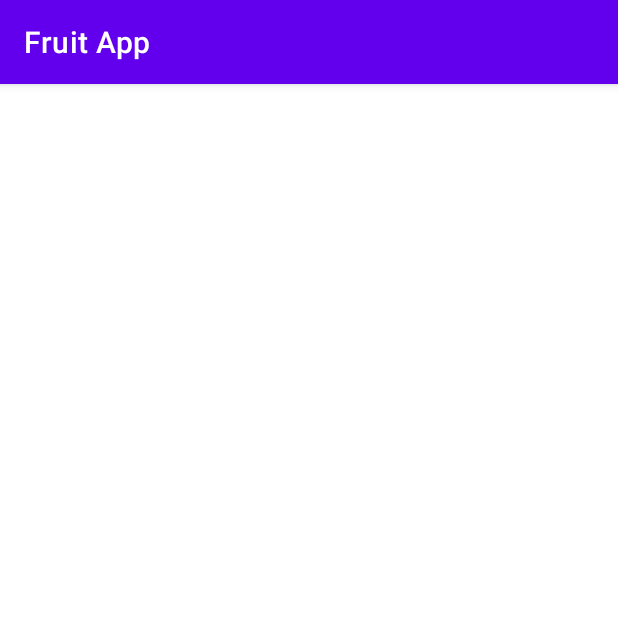
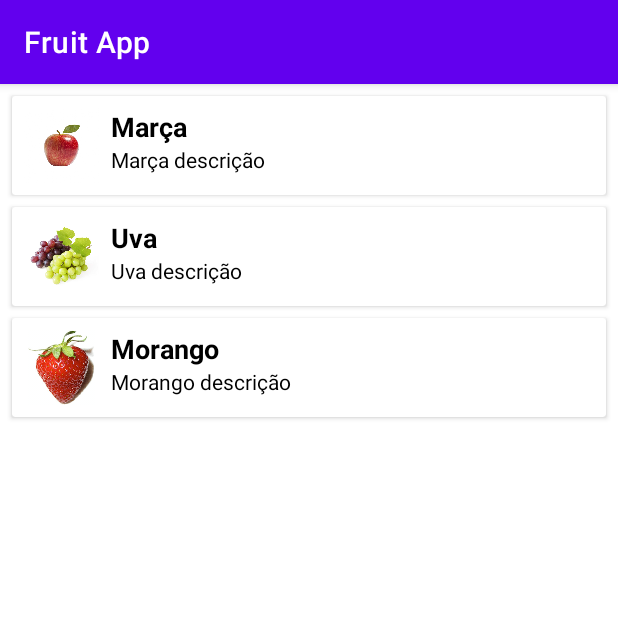
Before and after one commit to dvdt101/Fruit_app, an Android app: the screen it shows after launch (MainActivity), on a phone screen of 412 x 824 dp, the top half of it. Run offline under Robolectric (Android 15) with nearby library versions, the phone set to English and light mode, and no system bars.

Commit message:
Implemetando Recycler view

```diff
--- /dev/null
+++ b/app/src/main/java/com/cesardev/fruitapp/FruitAdapter.kt
@@ -0,0 +1,35 @@
+package com.cesardev.fruitapp
+
+import android.content.Context
+import android.view.LayoutInflater
+import android.view.View
+import android.view.ViewGroup
+import android.widget.ImageView
+import android.widget.TextView
+import androidx.recyclerview.widget.RecyclerView
+import java.security.AccessControlContext
+
+
+class FruitAdapter(private val fruitList: List<Fruit>) : RecyclerView.Adapter<FruitAdapter.ViewHolder>(){
+
+    class ViewHolder(itemView: View) : RecyclerView.ViewHolder(itemView){
+        val imageView : ImageView = itemView.findViewById(R.id.image_view)
+        val titleView : TextView = itemView.findViewById(R.id.titleView)
+        val descriptionView : TextView = itemView.findViewById(R.id.descriptionView)
+    }
+
+    override fun onCreateViewHolder(parent: ViewGroup, viewType: Int): ViewHolder {
+        val itemView = LayoutInflater.from(parent.context).inflate(R.layout.fruit_card_view,parent,false)
+        return  ViewHolder(itemView)
+    }
+
+    override fun onBindViewHolder(holder: ViewHolder, position: Int) {
+       val currentItem = fruitList[position]
+        holder.imageView.setImageResource(currentItem.image)
+        holder.titleView.text = currentItem.name
+        holder.descriptionView.text = currentItem.description
+    }
+
+    override fun getItemCount() = fruitList.size
+
+}
--- a/app/src/main/java/com/cesardev/fruitapp/MainActivity.kt
+++ b/app/src/main/java/com/cesardev/fruitapp/MainActivity.kt
@@ -2,10 +2,28 @@ package com.cesardev.fruitapp
 
 import androidx.appcompat.app.AppCompatActivity
 import android.os.Bundle
+import androidx.recyclerview.widget.LinearLayoutManager
+import androidx.recyclerview.widget.RecyclerView
 
 class MainActivity : AppCompatActivity() {
     override fun onCreate(savedInstanceState: Bundle?) {
         super.onCreate(savedInstanceState)
         setContentView(R.layout.activity_main)
+
+        val recycle_view : RecyclerView = findViewById(R.id.rview)
+        val initalList = generateDummyList()
+
+        recycle_view.adapter = FruitAdapter(initalList)
+        recycle_view.layoutManager = LinearLayoutManager(this)
+        recycle_view.setHasFixedSize(true)
     }
+
+    private fun generateDummyList() : List<Fruit>{
+        val list = ArrayList<Fruit>()
+        list.add(Fruit("Marça", "Marça descrição", R.drawable.marca))
+        list.add(Fruit("Uva", "Uva descrição", R.drawable.uvas))
+        list.add(Fruit("Morango", "Morango descrição", R.drawable.morango))
+        return list
+    }
+
 }
--- /dev/null
+++ b/app/src/main/res/drawable/ic_android.xml
@@ -0,0 +1,5 @@
+<vector android:height="24dp" android:tint="#068301"
+    android:viewportHeight="24" android:viewportWidth="24"
+    android:width="24dp" xmlns:android="http://schemas.android.com/apk/res/android">
+    <path android:fillColor="#FF000000" android:pathData="M17.6,11.48 L19.44,8.3a0.63,0.63 0,0 0,-1.09 -0.63l-1.88,3.24a11.43,11.43 0,0 0,-8.94 0L5.65,7.67a0.63,0.63 0,0 0,-1.09 0.63L6.4,11.48A10.81,10.81 0,0 0,1 20L23,20A10.81,10.81 0,0 0,17.6 11.48ZM7,17.25A1.25,1.25 0,1 1,8.25 16,1.25 1.25,0 0,1 7,17.25ZM17,17.25A1.25,1.25 0,1 1,18.25 16,1.25 1.25,0 0,1 17,17.25Z"/>
+</vector>
--- a/app/src/main/res/layout/activity_main.xml
+++ b/app/src/main/res/layout/activity_main.xml
@@ -11,6 +11,7 @@
         android:layout_width="match_parent"
         android:padding="4dp"
         android:clipToPadding="false"
-        android:layout_height="match_parent"/>
+        android:layout_height="match_parent"
+        tools:listitem="@layout/fruit_card_view"/>
 
 </RelativeLayout>
--- a/app/src/main/res/layout/fruit_card_view.xml
+++ b/app/src/main/res/layout/fruit_card_view.xml
@@ -1,5 +1,40 @@
 <?xml version="1.0" encoding="utf-8"?>
 <androidx.cardview.widget.CardView xmlns:android="http://schemas.android.com/apk/res/android"
-    android:layout_width="match_parent" android:layout_height="match_parent">
+    xmlns:app="http://schemas.android.com/apk/res-auto"
+    android:layout_width="match_parent" android:layout_height="wrap_content"
+    android:layout_margin="4dp">
 
+    <RelativeLayout
+        android:layout_width="match_parent"
+        android:layout_height="match_parent"
+        android:padding="8dp"
+        >
+
+        <ImageView
+            android:id="@+id/image_view"
+            android:layout_width="50dp"
+            android:layout_height="50dp"
+            android:layout_marginEnd="8dp"
+            app:srcCompat="@drawable/ic_android" />
+        <TextView
+            android:layout_width="wrap_content"
+            android:layout_height="wrap_content"
+            android:text = "Title"
+            android:textColor="@color/black"
+            android:layout_toEndOf="@id/image_view"
+            android:id="@+id/titleView"
+            android:textSize="18sp"
+            android:textStyle="bold">
+        </TextView>
+        <TextView
+            android:layout_width="wrap_content"
+            android:layout_height="wrap_content"
+            android:text="Description"
+            android:textColor="@color/black"
+            android:layout_toEndOf="@id/image_view"
+            android:layout_below="@id/titleView"
+            android:id="@+id/descriptionView">
+
+        </TextView>
+    </RelativeLayout>
 </androidx.cardview.widget.CardView>
```
Also changed, not shown: app/src/main/res/drawable-v24/marca.jpg (added), app/src/main/res/drawable-v24/morango.jpg (added), app/src/main/res/drawable-v24/uvas.jpg (added).
